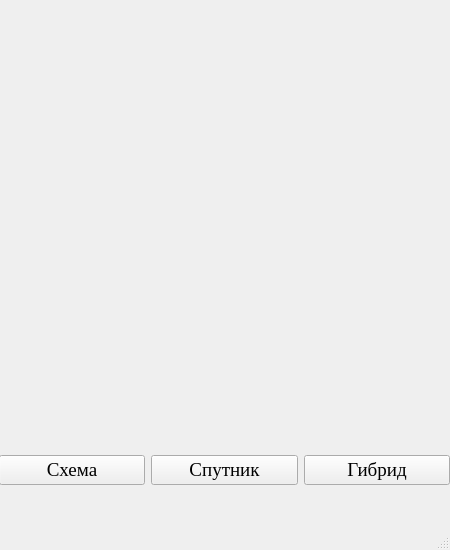
Above: Maps_API.ui from NeMolliriK/Maps_API before the change. Below: the same form after it.
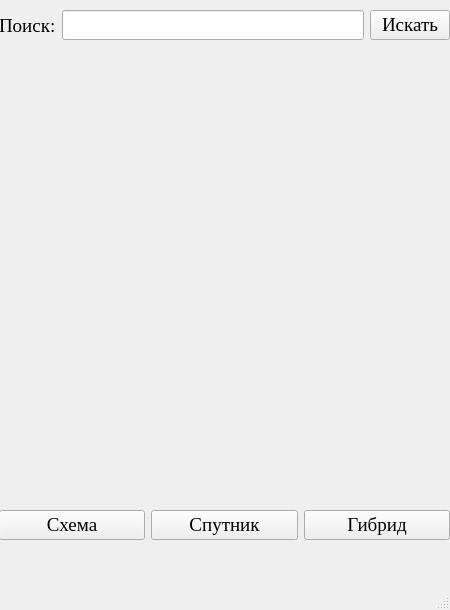
That is the form after the change.

Commit message: Часть №5

What changed in the file:
```diff
--- a/Maps_API.ui
+++ b/Maps_API.ui
@@ -7,7 +7,7 @@
     <x>0</x>
     <y>0</y>
     <width>450</width>
-    <height>550</height>
+    <height>610</height>
    </rect>
   </property>
   <property name="font">
@@ -24,7 +24,7 @@
     <property name="geometry">
      <rect>
       <x>0</x>
-      <y>0</y>
+      <y>50</y>
       <width>450</width>
       <height>450</height>
      </rect>
@@ -40,9 +40,9 @@
     <property name="geometry">
      <rect>
       <x>-1</x>
-      <y>450</y>
+      <y>500</y>
       <width>451</width>
-      <height>41</height>
+      <height>51</height>
      </rect>
     </property>
     <layout class="QHBoxLayout" name="horizontalLayout">
@@ -78,6 +78,45 @@
      </item>
     </layout>
    </widget>
+   <widget class="QWidget" name="horizontalLayoutWidget_2">
+    <property name="geometry">
+     <rect>
+      <x>-1</x>
+      <y>0</y>
+      <width>451</width>
+      <height>51</height>
+     </rect>
+    </property>
+    <layout class="QHBoxLayout" name="horizontalLayout_2">
+     <item>
+      <widget class="QLabel" name="label_2">
+       <property name="text">
+        <string>Поиск:</string>
+       </property>
+      </widget>
+     </item>
+     <item>
+      <widget class="QLineEdit" name="lineEdit">
+       <property name="focusPolicy">
+        <enum>Qt::ClickFocus</enum>
+       </property>
+      </widget>
+     </item>
+     <item>
+      <widget class="QPushButton" name="pushButton_4">
+       <property name="cursor">
+        <cursorShape>PointingHandCursor</cursorShape>
+       </property>
+       <property name="focusPolicy">
+        <enum>Qt::ClickFocus</enum>
+       </property>
+       <property name="text">
+        <string>Искать</string>
+       </property>
+      </widget>
+     </item>
+    </layout>
+   </widget>
   </widget>
   <widget class="QMenuBar" name="menubar">
    <property name="geometry">
```
Left out of the diff: 14 changed lines with no effect on the pictures. The commit also changes 2 other files.
